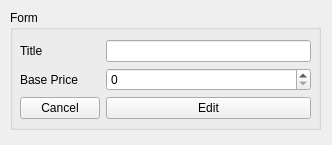
Above: application/ui/form_widget.ui from amir69prog/maydala-panel before the change. Below: the same form after it.
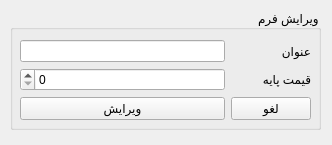
That is the form after the change.

Diff of the .ui file:
```diff
--- a/application/ui/form_widget.ui
+++ b/application/ui/form_widget.ui
@@ -13,6 +13,9 @@
   <property name="windowTitle">
    <string>Form</string>
   </property>
+  <property name="layoutDirection">
+   <enum>Qt::RightToLeft</enum>
+  </property>
   <widget class="QGroupBox" name="groupBox_3">
    <property name="geometry">
     <rect>
@@ -23,7 +26,7 @@
     </rect>
    </property>
    <property name="title">
-    <string>Form</string>
+    <string>ویرایش فرم</string>
    </property>
    <widget class="QWidget" name="formLayoutWidget">
     <property name="geometry">
@@ -38,7 +41,7 @@
      <item row="0" column="0">
       <widget class="QLabel" name="label">
        <property name="text">
-        <string>Title</string>
+        <string>عنوان</string>
        </property>
       </widget>
      </item>
@@ -52,7 +55,7 @@
      <item row="1" column="0">
       <widget class="QLabel" name="label_2">
        <property name="text">
-        <string>Base Price</string>
+        <string>قیمت پایه</string>
        </property>
       </widget>
      </item>
@@ -69,14 +72,14 @@
      <item row="2" column="0">
       <widget class="QPushButton" name="cancel_edit_btn">
        <property name="text">
-        <string>Cancel</string>
+        <string>لغو</string>
        </property>
       </widget>
      </item>
      <item row="2" column="1">
       <widget class="QPushButton" name="edit_btn">
        <property name="text">
-        <string>Edit</string>
+        <string>ویرایش</string>
        </property>
       </widget>
      </item>
```
